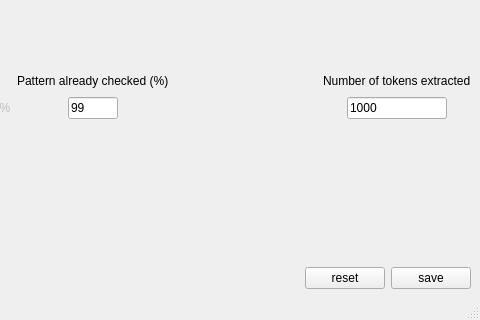
First picture: the form in app/taggingUI/openFilesUI.ui, repository usnistgov/nestor-tmp2, before the edit; both pictures show x 171 to 651 and y 251 to 571 of the 651 by 571 pixel window.
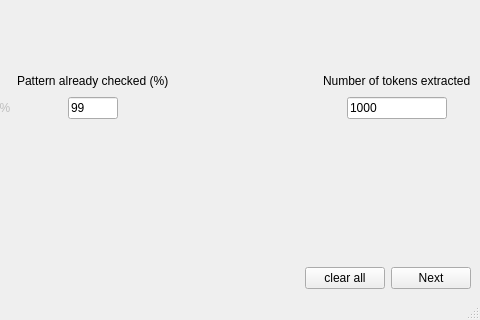
Second picture: the form after the edit.

Commit message: new tabs and prelim ToS dialog

Diff of the .ui file:
```diff
--- a/app/taggingUI/openFilesUI.ui
+++ b/app/taggingUI/openFilesUI.ui
@@ -262,14 +262,14 @@
         <item>
          <widget class="QPushButton" name="pushButton_openFiles_Reset">
           <property name="text">
-           <string>reset</string>
+           <string>clear all</string>
           </property>
          </widget>
         </item>
         <item>
          <widget class="QPushButton" name="pushButton_openFiles_Save">
           <property name="text">
-           <string>save</string>
+           <string>Next</string>
           </property>
          </widget>
         </item>
```
Left out of the diff: 4 changed lines with no effect on the pictures. The commit also changes 7 other files.
